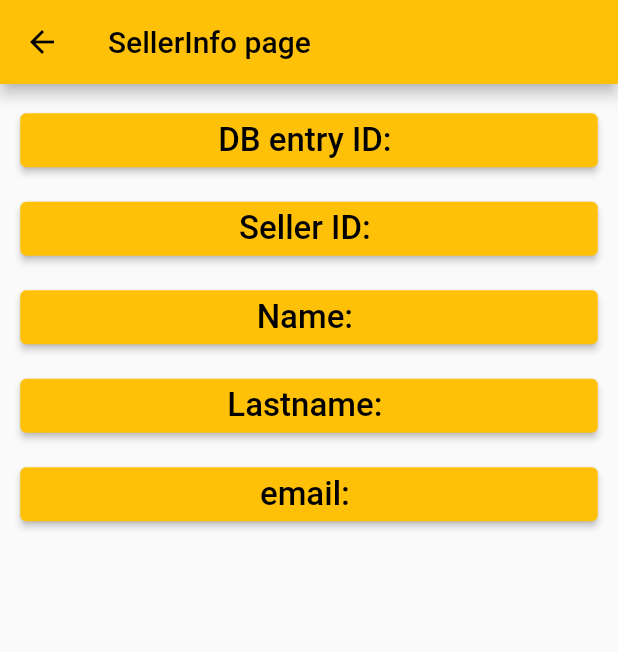
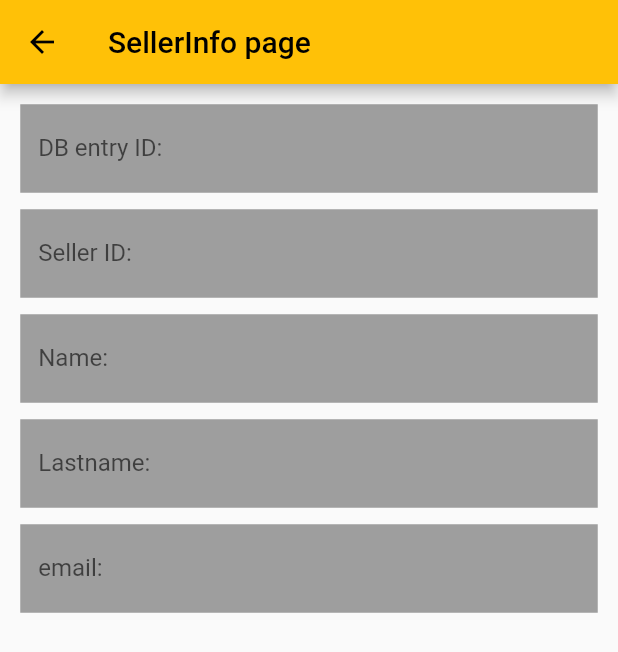
Before and after one commit to reloveution/flutter-1, a Flutter app: the SellerInfoPage screen opened directly with empty values, on a phone screen of 412 x 824 dp. Shown: the top 652 px of the screen. Run offline on Flutter 3.47's test engine with Material 2 defaults, Android fonts, the phone set to English and light mode, and no system bars.

Commit message:
before add SellerEditButton

```diff
--- a/lib/main.dart
+++ b/lib/main.dart
@@ -4,7 +4,7 @@ import 'package:flutter/material.dart';
 // import pages
 import './pages/home_page.dart';
 import './pages/sellers/sellers.page.dart';
-import './pages/sellers/seller_info.page.dart';
+import 'pages/sellers/seller.page.dart';
 
 void main() {
   runApp(const App());
--- a/lib/pages/sellers/seller_info.page.dart
+++ b/lib/pages/sellers/seller.page.dart
@@ -1,5 +1,6 @@
 import 'package:flutter/material.dart';
 import 'package:rest/models/seller_model.dart';
+// import './seller_widgets/'
 
 // import widgets
 import './widgets/seller.widget.dart';
@@ -48,6 +49,7 @@ class _SellerInfoPageState extends State<SellerInfoPage> {
             SellerWidget('Name:', widget._sellerModel.sellerInfo?.firstName),
             SellerWidget('Lastname:', widget._sellerModel.sellerInfo?.lastName),
             SellerWidget('email:', widget._sellerModel.sellerInfo?.email)
+            // SellerEditButtonWidget()
           ],
         ));
   }
--- a/lib/pages/sellers/widgets/seller.widget.dart
+++ b/lib/pages/sellers/widgets/seller.widget.dart
@@ -4,64 +4,61 @@ import '../../../models/seller_model.dart';
 class SellerWidget extends StatelessWidget {
   final String? sellerRecParam;
   final String? sellerRec;
-  SellerWidget(this.sellerRec, this.sellerRecParam);
+  // final bool? editEnabled;
+  SellerWidget(this.sellerRec, this.sellerRecParam /*, this.editEnabled*/);
 
   @override
   Widget build(BuildContext context) {
     return Padding(
-        padding: EdgeInsets.all(5.5),
-        child: ElevatedButton(
-            onPressed: () {
-              // SellerModel sellerModel = this.sellersList[index];
-              // MaterialPageRoute route = MaterialPageRoute(
-              // builder: (context) {
-              // return SellerInfoPage(sellerModel: sellerModel);
-              // },
-              // );
-              // Navigator.push(context, route);
-              // Navigator.pushNamed(context, '/sellersInfo');
-              // Navigator.pushNamed(
-              //   context,
-              //   '/sellersInfo',
-              //   arguments: <String, SellerModel>{
-              //     // 'rec ID': this.sellersList[index].id,
-              //     'seller': this.sellersList[index]
-              //   },
-              // );
-              // Navigator.pushNamedAndRemoveUntil(
-              // context, '/sellers', (route) => true);
+      padding: EdgeInsets.all(5.5),
+      child: TextField(
+          cursorWidth: 8.8,
+          // enabled:
+          // editEnabled /*(sellerRec != 'DB entry ID:') && (sellerRec != 'Seller ID:')*/,
+          decoration: InputDecoration(
+              labelText: '${sellerRec} ${sellerRecParam}',
+              border: InputBorder.none,
+              hintText: '${sellerRec} ${sellerRecParam}',
+              fillColor: Colors.grey,
+              filled: true)),
+    );
+  }
+}
 
-              // Navigator.pushReplacementNamed(context, '/sellers');
-            },
-            child: Text('${sellerRec} ${sellerRecParam}',
-                style: TextStyle(fontSize: 22))));
-  }
+// class SellerWidget extends StatelessWidget {
+//   final String? sellerRecParam;
+//   final String? sellerRec;
+//   SellerWidget(this.sellerRec, this.sellerRecParam);
 
-  // Widget build(BuildContext context) {
-  //   return ElevatedButton(
-  //       onPressed: () {
-  //         // SellerModel sellerModel = this.sellersList[index];
-  //         // MaterialPageRoute route = MaterialPageRoute(
-  //         // builder: (context) {
-  //         // return SellerInfoPage(sellerModel: sellerModel);
-  //         // },
-  //         // );
-  //         // Navigator.push(context, route);
-  //         // Navigator.pushNamed(context, '/sellersInfo');
-  //         // Navigator.pushNamed(
-  //         //   context,
-  //         //   '/sellersInfo',
-  //         //   arguments: <String, SellerModel>{
-  //         //     // 'rec ID': this.sellersList[index].id,
-  //         //     'seller': this.sellersList[index]
-  //         //   },
-  //         // );
-  //         // Navigator.pushNamedAndRemoveUntil(
-  //         // context, '/sellers', (route) => true);
+//   @override
+//   Widget build(BuildContext context) {
+//     return Padding(
+//         padding: EdgeInsets.all(5.5),
+//         child: ElevatedButton(
+//             onPressed: () {
+//               // SellerModel sellerModel = this.sellersList[index];
+//               // MaterialPageRoute route = MaterialPageRoute(
+//               // builder: (context) {
+//               // return SellerInfoPage(sellerModel: sellerModel);
+//               // },
+//               // );
+//               // Navigator.push(context, route);
+//               // Navigator.pushNamed(context, '/sellersInfo');
+//               // Navigator.pushNamed(
+//               //   context,
+//               //   '/sellersInfo',
+//               //   arguments: <String, SellerModel>{
+//               //     // 'rec ID': this.sellersList[index].id,
+//               //     'seller': this.sellersList[index]
+//               //   },
+//               // );
+//               // Navigator.pushNamedAndRemoveUntil(
+//               // context, '/sellers', (route) => true);
 
-  //         // Navigator.pushReplacementNamed(context, '/sellers');
-  //       },
-  //       child: Text('${sellerRec} is ${sellerRecParam}',
-  //           style: TextStyle(fontSize: 22)));
-  // }
-}
+//               // Navigator.pushReplacementNamed(context, '/sellers');
+//             },
+//             child: Text('${sellerRec} ${sellerRecParam}',
+//                 style: TextStyle(fontSize: 22))));
+//   }
+
+// }
--- a/lib/pages/sellers/widgets/sellers_list.widget.dart
+++ b/lib/pages/sellers/widgets/sellers_list.widget.dart
@@ -1,5 +1,5 @@
 import 'package:flutter/material.dart';
-import 'package:rest/pages/sellers/seller_info.page.dart';
+import 'package:rest/pages/sellers/seller.page.dart';
 import '../../../models/seller_model.dart';
 
 class SellersListWidget extends StatelessWidget {
```
Also changed, not shown: lib/pages/home_page.dart (+0 -67 lines), lib/pages/sellers/widgets/seller_edit.button.dart (added, +30 -0 lines).
